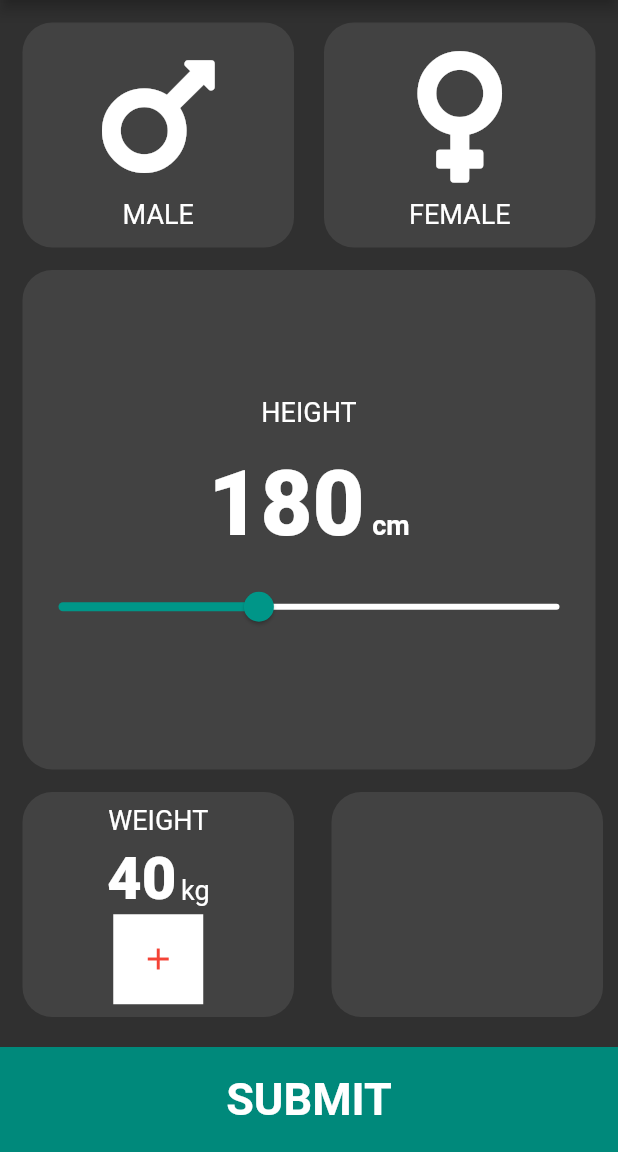
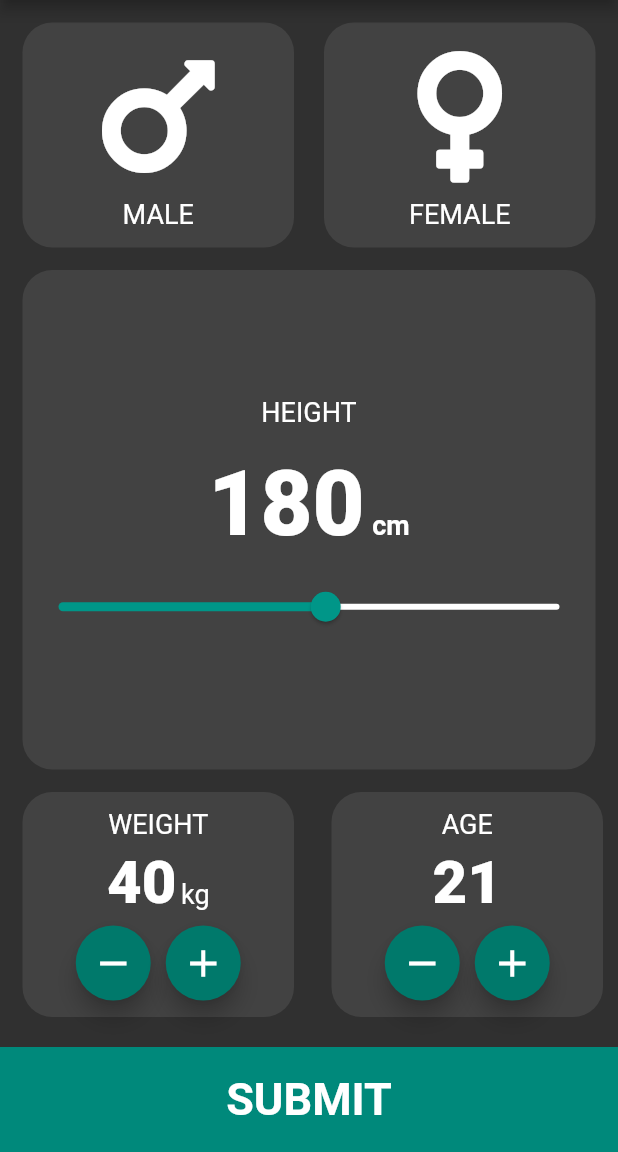
Before and after one commit to Harmanjit14/BMI-Calculator, a Flutter app: the screen it shows after launch, on a phone screen of 412 x 824 dp, the part 84-1236 px from its top. Run offline on Flutter 3.47's test engine with Material 2 defaults, Android fonts, the phone set to English and light mode, and no system bars; our stand-ins replace font_awesome_flutter.

Commit message:
age box updated

```diff
--- a/lib/main.dart
+++ b/lib/main.dart
@@ -141,7 +141,7 @@ class _MainBoxState extends State<MainBox> {
                 });
               },
               min: 100,
-              max: 300,
+              max: 250,
               activeColor: Colors.teal,
               inactiveColor: Colors.white,
             ),
@@ -197,20 +197,39 @@ class _WeightBoxState extends State<WeightBox> {
                 ),
               ],
             ),
+            SizedBox(
+              height: 5,
+            ),
             Row(
               mainAxisAlignment: MainAxisAlignment.center,
               children: <Widget>[
                 Container(
-                  width: 60,
-                  height: 60,
-                  decoration: BoxDecoration(shape: BoxShape.circle),
-                  color: Colors.white,
-                  child: IconButton(
-                    icon: Icon(
+                  width: 50,
+                  height: 50,
+                  child: FloatingActionButton(
+                    backgroundColor: Colors.teal[700],
+                    onPressed: null,
+                    child: Icon(
+                      Icons.remove,
+                      size: 30,
+                      color: Colors.white,
+                    ),
+                  ),
+                ),
+                SizedBox(
+                  width: 10,
+                ),
+                Container(
+                  width: 50,
+                  height: 50,
+                  child: FloatingActionButton(
+                    backgroundColor: Colors.teal[700],
+                    onPressed: null,
+                    child: Icon(
                       Icons.add,
-                      color: Colors.red,
+                      size: 30,
+                      color: Colors.white,
                     ),
-                    onPressed: null,
                   ),
                 ),
               ],
@@ -233,11 +252,72 @@ class AgeBox extends StatefulWidget {
 }
 
 class _AgeBoxState extends State<AgeBox> {
+  int age = 21;
   @override
   Widget build(BuildContext context) {
     return Expanded(
       flex: 1,
       child: Container(
+        child: Column(
+          mainAxisAlignment: MainAxisAlignment.center,
+          children: <Widget>[
+            Text(
+              'AGE',
+              style: TextStyle(fontSize: 18),
+            ),
+            SizedBox(
+              height: 5,
+            ),
+            Row(
+              mainAxisAlignment: MainAxisAlignment.center,
+              crossAxisAlignment: CrossAxisAlignment.baseline,
+              textBaseline: TextBaseline.alphabetic,
+              children: <Widget>[
+                Text(
+                  age.toString(),
+                  style: TextStyle(fontSize: 40, fontWeight: FontWeight.w900),
+                ),
+              ],
+            ),
+            SizedBox(
+              height: 5,
+            ),
+            Row(
+              mainAxisAlignment: MainAxisAlignment.center,
+              children: <Widget>[
+                Container(
+                  width: 50,
+                  height: 50,
+                  child: FloatingActionButton(
+                    backgroundColor: Colors.teal[700],
+                    onPressed: null,
+                    child: Icon(
+                      Icons.remove,
+                      size: 30,
+                      color: Colors.white,
+                    ),
+                  ),
+                ),
+                SizedBox(
+                  width: 10,
+                ),
+                Container(
+                  width: 50,
+                  height: 50,
+                  child: FloatingActionButton(
+                    backgroundColor: Colors.teal[700],
+                    onPressed: null,
+                    child: Icon(
+                      Icons.add,
+                      size: 30,
+                      color: Colors.white,
+                    ),
+                  ),
+                ),
+              ],
+            ),
+          ],
+        ),
         margin: EdgeInsets.fromLTRB(15, 15, 10, 15),
         height: 150,
         width: double.infinity,
```
